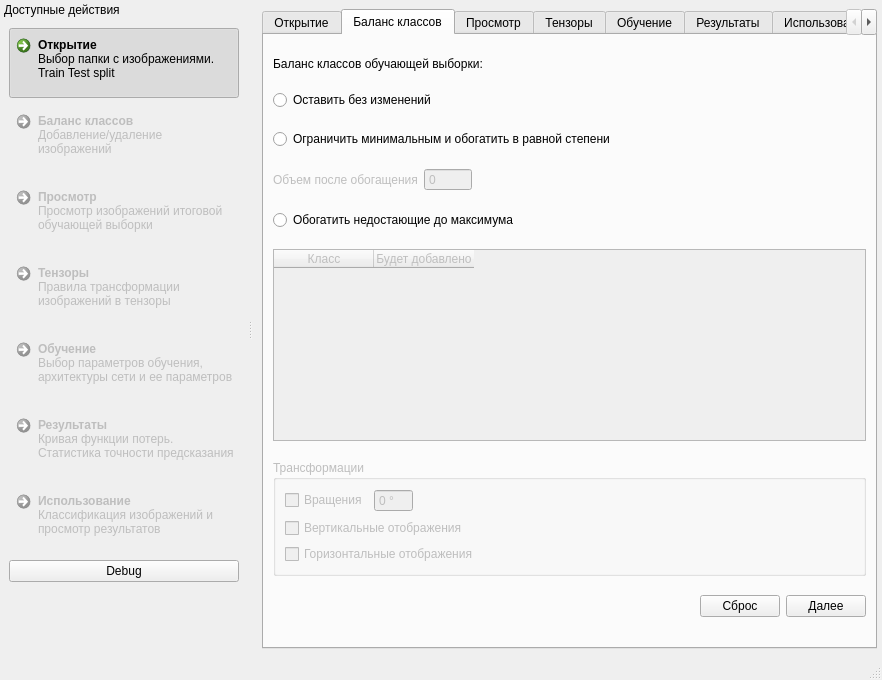
Old version of the form qt_cpp_project/mainwindow.ui in the repository gurmaaan/MedNN.
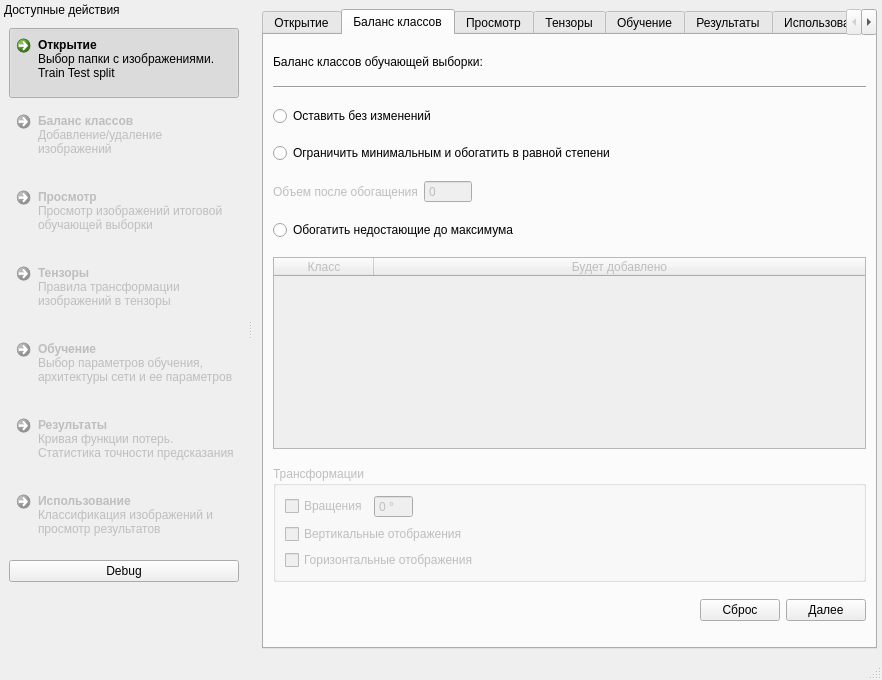
New version of the form. The open tabs and pages were chosen to show the change. Icons and pictures are not drawn.

Commit message: Рассчет добавлений по классам в таблице

Diff of the .ui file:
```diff
--- a/qt_cpp_project/mainwindow.ui
+++ b/qt_cpp_project/mainwindow.ui
@@ -579,6 +579,13 @@
         <item>
          <layout class="QVBoxLayout" name="t1_lyt_plot"/>
         </item>
+        <item>
+         <widget class="Line" name="line_4">
+          <property name="orientation">
+           <enum>Qt::Horizontal</enum>
+          </property>
+         </widget>
+        </item>
         <item>
          <widget class="QRadioButton" name="t1_radio_no_changes">
           <property name="text">
@@ -654,6 +661,9 @@
             <verstretch>0</verstretch>
            </sizepolicy>
           </property>
+          <attribute name="horizontalHeaderStretchLastSection">
+           <bool>true</bool>
+          </attribute>
           <column>
            <property name="text">
             <string>Класс</string>
```
Left out of the diff: 4 changed lines with no effect on the pictures. The commit also changes 2 other files.
